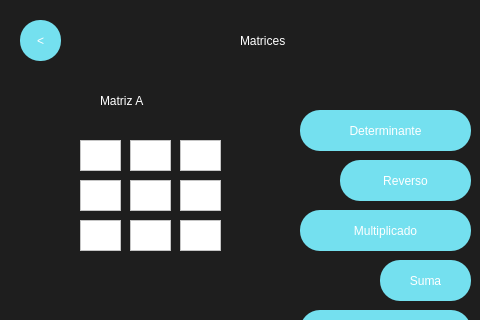
The window that MatrisesSimple.ui (XMunteR/Calculadora) describes before a commit, drawn with Qt 5; both pictures show x 0 to 480 and y 0 to 320 of the 741 by 500 pixel window.
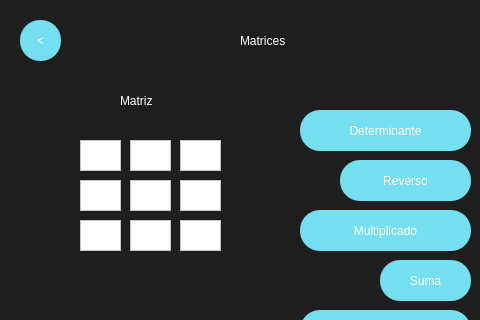
The same window after the commit.

Diff of the .ui file:
```diff
--- a/MatrisesSimple.ui
+++ b/MatrisesSimple.ui
@@ -236,9 +236,9 @@
    <widget class="QLabel" name="label_2">
     <property name="geometry">
      <rect>
-      <x>100</x>
+      <x>120</x>
       <y>80</y>
-      <width>101</width>
+      <width>71</width>
       <height>41</height>
      </rect>
     </property>
@@ -248,7 +248,7 @@
 </string>
     </property>
     <property name="text">
-     <string>Matriz A</string>
+     <string>Matriz </string>
     </property>
    </widget>
    <widget class="QPushButton" name="RecCalculateButton_2">
```
Left out of the diff: 4 changed lines with no effect on the pictures.
